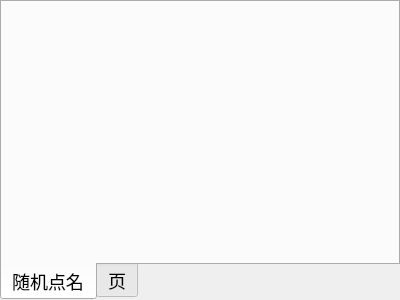
First picture: the form in display/extrawindow.ui, repository bili9blood/class-system, before the edit.
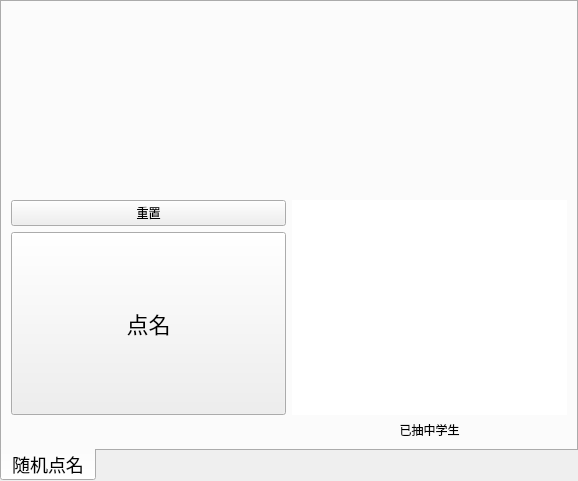
Second picture: the form after the edit. The open tabs and pages were chosen to show the change.

Commit message: feat(display): rollcall

What changed in the file:
```diff
--- a/display/extrawindow.ui
+++ b/display/extrawindow.ui
@@ -6,16 +6,13 @@
    <rect>
     <x>0</x>
     <y>0</y>
-    <width>400</width>
-    <height>300</height>
+    <width>578</width>
+    <height>481</height>
    </rect>
   </property>
   <property name="windowTitle">
    <string>班级系统 - 额外窗口</string>
   </property>
-  <property name="styleSheet">
-   <string notr="true">font-family: Microsoft YaHei;</string>
-  </property>
   <layout class="QVBoxLayout" name="main_layout">
    <property name="leftMargin">
     <number>0</number>
@@ -49,11 +46,66 @@
       <attribute name="title">
        <string>随机点名</string>
       </attribute>
-     </widget>
-     <widget class="QWidget" name="tab">
-      <attribute name="title">
-       <string>页</string>
-      </attribute>
+      <layout class="QGridLayout" name="rollcall_layout" rowstretch="1,1,1,0" columnstretch="1,1">
+       <item row="1" column="1" rowspan="2">
+        <widget class="QListWidget" name="called_list">
+         <property name="frameShape">
+          <enum>QFrame::NoFrame</enum>
+         </property>
+        </widget>
+       </item>
+       <item row="1" column="0">
+        <widget class="QPushButton" name="rollcall_reset_button">
+         <property name="text">
+          <string>重置</string>
+         </property>
+        </widget>
+       </item>
+       <item row="2" column="0">
+        <widget class="QPushButton" name="rollcall_start_button">
+         <property name="sizePolicy">
+          <sizepolicy hsizetype="Minimum" vsizetype="Minimum">
+           <horstretch>0</horstretch>
+           <verstretch>0</verstretch>
+          </sizepolicy>
+         </property>
+         <property name="styleSheet">
+          <string notr="true">font-size: 22px;</string>
+         </property>
+         <property name="text">
+          <string>点名</string>
+         </property>
+        </widget>
+       </item>
+       <item row="0" column="0" colspan="2">
+        <widget class="QLabel" name="cur_called_label">
+         <property name="styleSheet">
+          <string notr="true">font-size: 28px;
+font-weight: bold;</string>
+         </property>
+         <property name="alignment">
+          <set>Qt::AlignCenter</set>
+         </property>
+        </widget>
+       </item>
+       <item row="3" column="1">
+        <widget class="QLabel" name="called_title_label">
+         <property name="text">
+          <string>已抽中学生</string>
+         </property>
+         <property name="alignment">
+          <set>Qt::AlignCenter</set>
+         </property>
+        </widget>
+       </item>
+       <item row="3" column="0">
+        <widget class="QLabel" name="uncalled_students_label">
+         <property name="wordWrap">
+          <bool>true</bool>
+         </property>
+        </widget>
+       </item>
+      </layout>
      </widget>
     </widget>
    </item>
```
Left out of the diff: 41 changed lines with no effect on the pictures. The commit also changes 4 other files.
